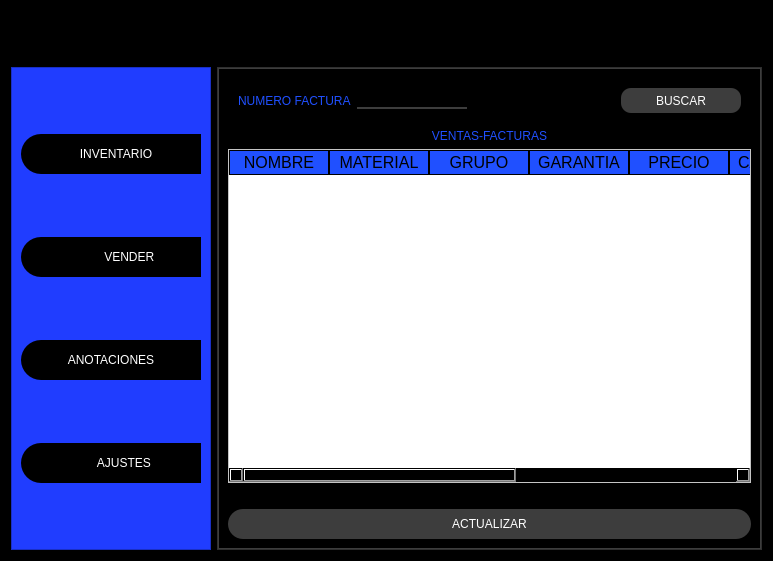
This is employee_store.ui in roque76/App1 as Qt 5 draws it before an edit. The edited form follows.
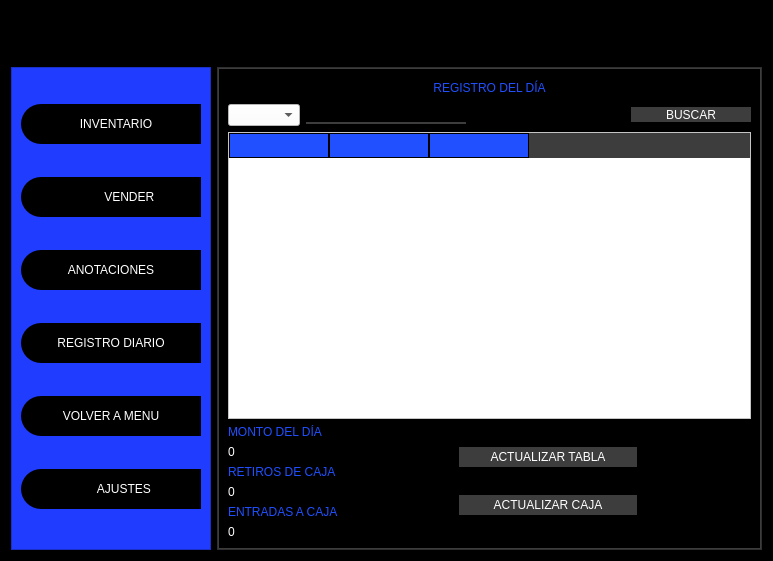
This is the edited form. Icons and pictures are not drawn.

```diff
--- a/employee_store.ui
+++ b/employee_store.ui
@@ -339,6 +339,42 @@
                </property>
               </widget>
              </item>
+             <item>
+              <widget class="QPushButton" name="regist_bt">
+               <property name="minimumSize">
+                <size>
+                 <width>0</width>
+                 <height>40</height>
+                </size>
+               </property>
+               <property name="text">
+                <string>REGISTRO DIARIO</string>
+               </property>
+               <property name="icon">
+                <iconset>
+                 <normaloff>Imagenes/ic_system_update_tv_128_28839.png</normaloff>Imagenes/ic_system_update_tv_128_28839.png</iconset>
+               </property>
+               <property name="iconSize">
+                <size>
+                 <width>30</width>
+                 <height>30</height>
+                </size>
+               </property>
+              </widget>
+             </item>
+             <item>
+              <widget class="QPushButton" name="log_out">
+               <property name="minimumSize">
+                <size>
+                 <width>0</width>
+                 <height>40</height>
+                </size>
+               </property>
+               <property name="text">
+                <string>VOLVER A MENU</string>
+               </property>
+              </widget>
+             </item>
              <item>
               <widget class="QPushButton" name="settings_bt">
                <property name="minimumSize">
@@ -437,7 +473,7 @@
              <item>
               <widget class="QStackedWidget" name="stackedWidget">
                <property name="currentIndex">
-                <number>3</number>
+                <number>4</number>
                </property>
                <widget class="QWidget" name="inventory_pag">
                 <layout class="QVBoxLayout" name="verticalLayout">
@@ -468,9 +504,10 @@
                    </property>
                    <layout class="QHBoxLayout" name="horizontalLayout_9">
                     <item>
-                     <widget class="QLabel" name="label_10">
-                      <property name="text">
-                       <string>GRUPO</string>
+                     <widget class="QComboBox" name="combo_inv">
+                      <property name="styleSheet">
+                       <string notr="true">background-color: rgb(255, 255, 255);
+font: 10pt &quot;Arial Black&quot;;</string>
                       </property>
                      </widget>
                     </item>
@@ -1165,20 +1202,7 @@
                       <number>30</number>
                      </property>
                      <item>
-                      <widget class="QLabel" name="id_updt_lab">
-                       <property name="styleSheet">
-                        <string notr="true">color:white;</string>
-                       </property>
-                       <property name="text">
-                        <string/>
-                       </property>
-                       <property name="alignment">
-                        <set>Qt::AlignLeading|Qt::AlignLeft|Qt::AlignVCenter</set>
-                       </property>
-                      </widget>
-                     </item>
-                     <item>
-                      <widget class="QLabel" name="label_8">
+                      <widget class="QLabel" name="ref_nt_lab">
                        <property name="styleSheet">
                         <string notr="true">color:white;
 </string>
@@ -1189,7 +1213,7 @@
                       </widget>
                      </item>
                      <item>
-                      <widget class="QLabel" name="label_7">
+                      <widget class="QLabel" name="name_nt_lab">
                        <property name="styleSheet">
                         <string notr="true">color:white;</string>
                        </property>
@@ -1199,7 +1223,7 @@
                       </widget>
                      </item>
                      <item>
-                      <widget class="QLabel" name="label_5">
+                      <widget class="QLabel" name="mat_nt_lab">
                        <property name="styleSheet">
                         <string notr="true">color:white;</string>
                        </property>
@@ -1209,7 +1233,7 @@
                       </widget>
                      </item>
                      <item>
-                      <widget class="QLabel" name="label_9">
+                      <widget class="QLabel" name="prec_nt_lab">
                        <property name="styleSheet">
                         <string notr="true">color:white;</string>
                        </property>
@@ -1219,7 +1243,7 @@
                       </widget>
                      </item>
                      <item>
-                      <widget class="QLabel" name="label_4">
+                      <widget class="QLabel" name="cant_nt_lab">
                        <property name="styleSheet">
                         <string notr="true">color:white;</string>
                        </property>
@@ -1376,9 +1400,10 @@
                    </property>
                    <layout class="QHBoxLayout" name="horizontalLayout_10">
                     <item>
-                     <widget class="QLabel" name="label_12">
-                      <property name="text">
-                       <string>NUMERO FACTURA</string>
+                     <widget class="QComboBox" name="combo_fact">
+                      <property name="styleSheet">
+                       <string notr="true">background-color: white;
+font:10pt &quot;Arial Black&quot;;</string>
                       </property>
                      </widget>
                     </item>
@@ -1524,7 +1549,259 @@
                  </item>
                 </layout>
                </widget>
-               <widget class="QWidget" name="setg_pag"/>
+               <widget class="QWidget" name="regist_pag">
+                <layout class="QVBoxLayout" name="verticalLayout_14">
+                 <item>
+                  <layout class="QHBoxLayout" name="horizontalLayout_11">
+                   <item>
+                    <spacer name="horizontalSpacer_13">
+                     <property name="orientation">
+                      <enum>Qt::Horizontal</enum>
+                     </property>
+                     <property name="sizeHint" stdset="0">
+                      <size>
+                       <width>40</width>
+                       <height>20</height>
+                      </size>
+                     </property>
+                    </spacer>
+                   </item>
+                   <item>
+                    <widget class="QLabel" name="label_4">
+                     <property name="text">
+                      <string>REGISTRO DEL DÍA</string>
+                     </property>
+                     <property name="alignment">
+                      <set>Qt::AlignCenter</set>
+                     </property>
+                    </widget>
+                   </item>
+                   <item>
+                    <spacer name="horizontalSpacer_14">
+                     <property name="orientation">
+                      <enum>Qt::Horizontal</enum>
+                     </property>
+                     <property name="sizeHint" stdset="0">
+                      <size>
+                       <width>40</width>
+                       <height>20</height>
+                      </size>
+                     </property>
+                    </spacer>
+                   </item>
+                  </layout>
+                 </item>
+                 <item>
+                  <layout class="QHBoxLayout" name="horizontalLayout_14">
+                   <item>
+                    <widget class="QComboBox" name="comboBox">
+                     <property name="styleSheet">
+                      <string notr="true">background-color:white;
+font:10pt &quot;Arial Black&quot;;
+</string>
+                     </property>
+                    </widget>
+                   </item>
+                   <item>
+                    <widget class="QLineEdit" name="lineEdit"/>
+                   </item>
+                   <item>
+                    <spacer name="horizontalSpacer_17">
+                     <property name="orientation">
+                      <enum>Qt::Horizontal</enum>
+                     </property>
+                     <property name="sizeHint" stdset="0">
+                      <size>
+                       <width>40</width>
+                       <height>20</height>
+                      </size>
+                     </property>
+                    </spacer>
+                   </item>
+                   <item>
+                    <widget class="QPushButton" name="pushButton_4">
+                     <property name="minimumSize">
+                      <size>
+                       <width>120</width>
+                       <height>15</height>
+                      </size>
+                     </property>
+                     <property name="styleSheet">
+                      <string notr="true">border-radius:10px;</string>
+                     </property>
+                     <property name="text">
+                      <string>BUSCAR</string>
+                     </property>
+                     <property name="icon">
+                      <iconset>
+                       <normaloff>Imagenes/preferencessystemsearch_94404 (1).png</normaloff>Imagenes/preferencessystemsearch_94404 (1).png</iconset>
+                     </property>
+                     <property name="iconSize">
+                      <size>
+                       <width>20</width>
+                       <height>20</height>
+                      </size>
+                     </property>
+                    </widget>
+                   </item>
+                  </layout>
+                 </item>
+                 <item>
+                  <widget class="QTableWidget" name="tableWidget">
+                   <column>
+                    <property name="text">
+                     <string/>
+                    </property>
+                   </column>
+                   <column>
+                    <property name="text">
+                     <string/>
+                    </property>
+                   </column>
+                   <column>
+                    <property name="text">
+                     <string/>
+                    </property>
+                   </column>
+                  </widget>
+                 </item>
+                 <item>
+                  <layout class="QHBoxLayout" name="horizontalLayout_13">
+                   <item>
+                    <layout class="QVBoxLayout" name="verticalLayout_12">
+                     <item>
+                      <widget class="QLabel" name="label_5">
+                       <property name="text">
+                        <string>MONTO DEL DÍA</string>
+                       </property>
+                      </widget>
+                     </item>
+                     <item>
+                      <widget class="QLabel" name="label_7">
+                       <property name="styleSheet">
+                        <string notr="true">color:white;</string>
+                       </property>
+                       <property name="text">
+                        <string>0</string>
+                       </property>
+                      </widget>
+                     </item>
+                     <item>
+                      <widget class="QLabel" name="label_8">
+                       <property name="text">
+                        <string>RETIROS DE CAJA</string>
+                       </property>
+                      </widget>
+                     </item>
+                     <item>
+                      <widget class="QLabel" name="label_9">
+                       <property name="styleSheet">
+                        <string notr="true">color:white;</string>
+                       </property>
+                       <property name="text">
+                        <string>0</string>
+                       </property>
+                      </widget>
+                     </item>
+                     <item>
+                      <widget class="QLabel" name="label_10">
+                       <property name="text">
+                        <string>ENTRADAS A CAJA</string>
+                       </property>
+                      </widget>
+                     </item>
+                     <item>
+                      <widget class="QLabel" name="label_12">
+                       <property name="styleSheet">
+                        <string notr="true">color:white;</string>
+                       </property>
+                       <property name="text">
+                        <string>0</string>
+                       </property>
+                      </widget>
+                     </item>
+                    </layout>
+                   </item>
+                   <item>
+                    <spacer name="horizontalSpacer_12">
+                     <property name="orientation">
+                      <enum>Qt::Horizontal</enum>
+                     </property>
+                     <property name="sizeHint" stdset="0">
+                      <size>
+                       <width>40</width>
+                       <height>20</height>
+                      </size>
+                     </property>
+                    </spacer>
+                   </item>
+                   <item>
+                    <layout class="QVBoxLayout" name="verticalLayout_13">
+                     <item>
+                      <widget class="QPushButton" name="pushButton_2">
+                       <property name="minimumSize">
+                        <size>
+                         <width>0</width>
+                         <height>20</height>
+                        </size>
+                       </property>
+                       <property name="text">
+                        <string>ACTUALIZAR TABLA</string>
+                       </property>
+                       <property name="icon">
+                        <iconset>
+                         <normaloff>Imagenes/vcsupdaterequired_93493.png</normaloff>Imagenes/vcsupdaterequired_93493.png</iconset>
+                       </property>
+                       <property name="iconSize">
+                        <size>
+                         <width>30</width>
+                         <height>30</height>
+                        </size>
+                       </property>
+                      </widget>
+                     </item>
+                     <item>
+                      <widget class="QPushButton" name="pushButton_3">
+                       <property name="minimumSize">
+                        <size>
+                         <width>178</width>
+                         <height>20</height>
+                        </size>
+                       </property>
+                       <property name="text">
+                        <string>ACTUALIZAR CAJA</string>
+                       </property>
+                       <property name="icon">
+                        <iconset>
+                         <normaloff>Imagenes/vcsupdaterequired_93493.png</normaloff>Imagenes/vcsupdaterequired_93493.png</iconset>
+                       </property>
+                       <property name="iconSize">
+                        <size>
+                         <width>30</width>
+                         <height>30</height>
+                        </size>
+                       </property>
+                      </widget>
+                     </item>
+                    </layout>
+                   </item>
+                   <item>
+                    <spacer name="horizontalSpacer_16">
+                     <property name="orientation">
+                      <enum>Qt::Horizontal</enum>
+                     </property>
+                     <property name="sizeHint" stdset="0">
+                      <size>
+                       <width>40</width>
+                       <height>20</height>
+                      </size>
+                     </property>
+                    </spacer>
+                   </item>
+                  </layout>
+                 </item>
+                </layout>
+               </widget>
               </widget>
              </item>
             </layout>
```
Left out of the diff: 126 changed lines with no effect on the pictures.
